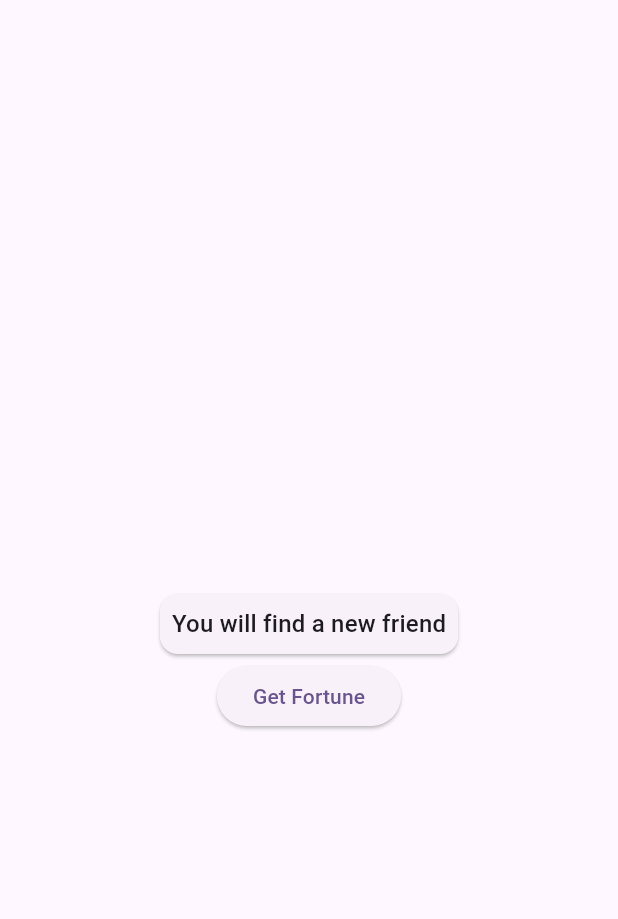
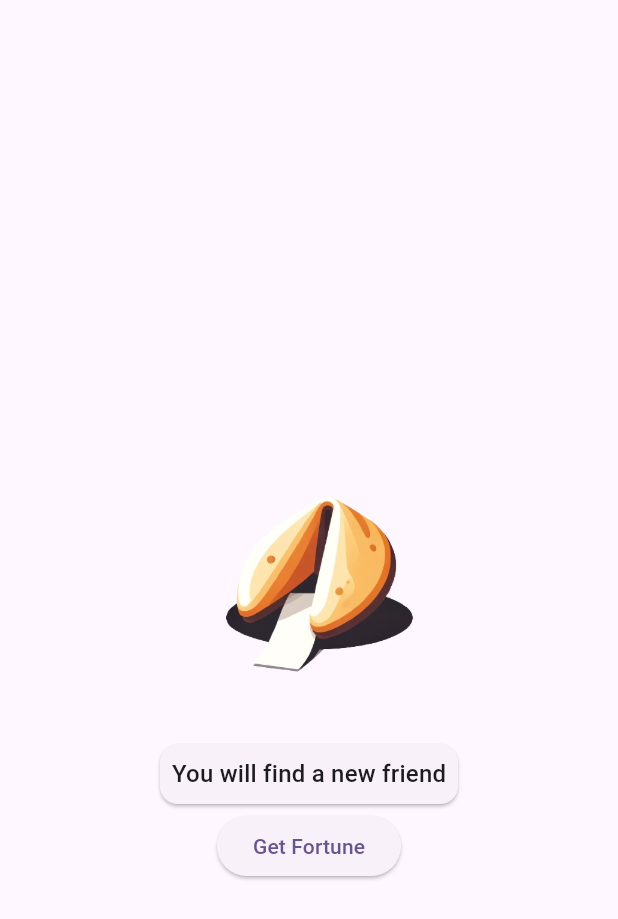
Before and after one commit to andredippenaar/flutter_fortune_cookie, a Flutter app: the screen it shows after launch, after a tap on "Get Fortune", on a phone screen of 412 x 824 dp. Shown: the top 919 px of the screen. Run offline on Flutter 3.47's test engine with Material 3 defaults, Android fonts, the phone set to English and light mode, and no system bars.

```diff
--- a/lib/main.dart
+++ b/lib/main.dart
@@ -59,6 +59,12 @@ class _MyHomePageState extends State<MyHomePage> {
         child: Column(
           mainAxisAlignment: MainAxisAlignment.center,
           children: <Widget>[
+            Image.asset(
+              'assets/images/fortune_cookie.png',
+              width: 200,
+              height: 200,
+              fit: BoxFit.cover,
+            ),
             Card(
               child: Padding(
                 padding: const EdgeInsets.all(8.0),
```
Also changed, not shown: pubspec.yaml (+4 -6 lines), assets/images/fortune_cookie.png (added).
